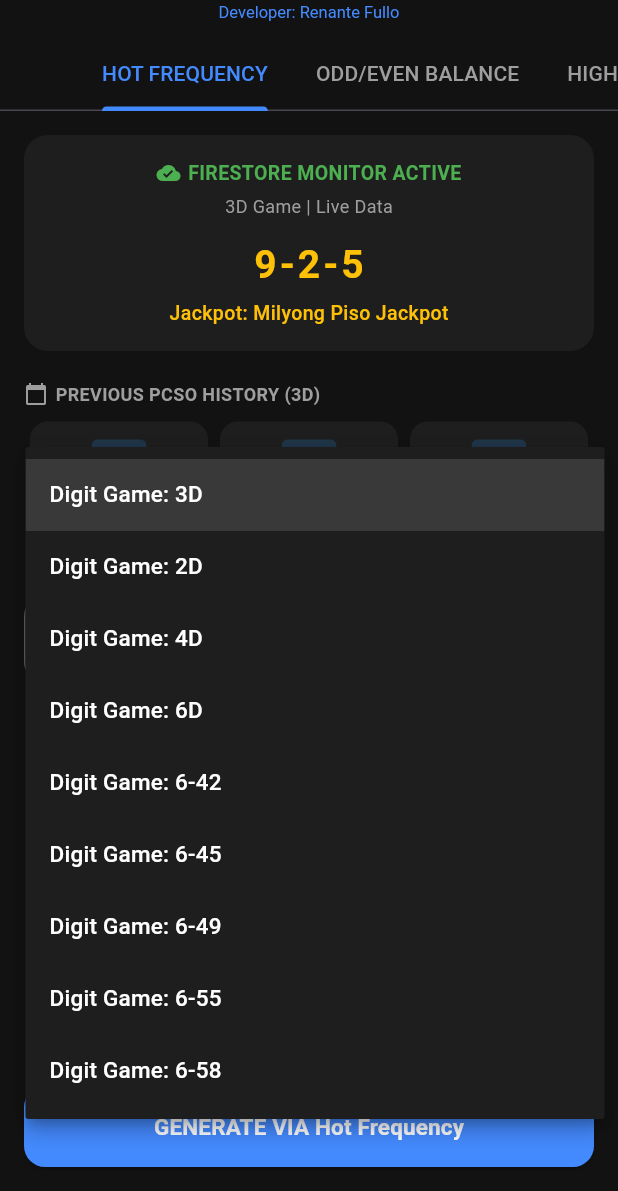
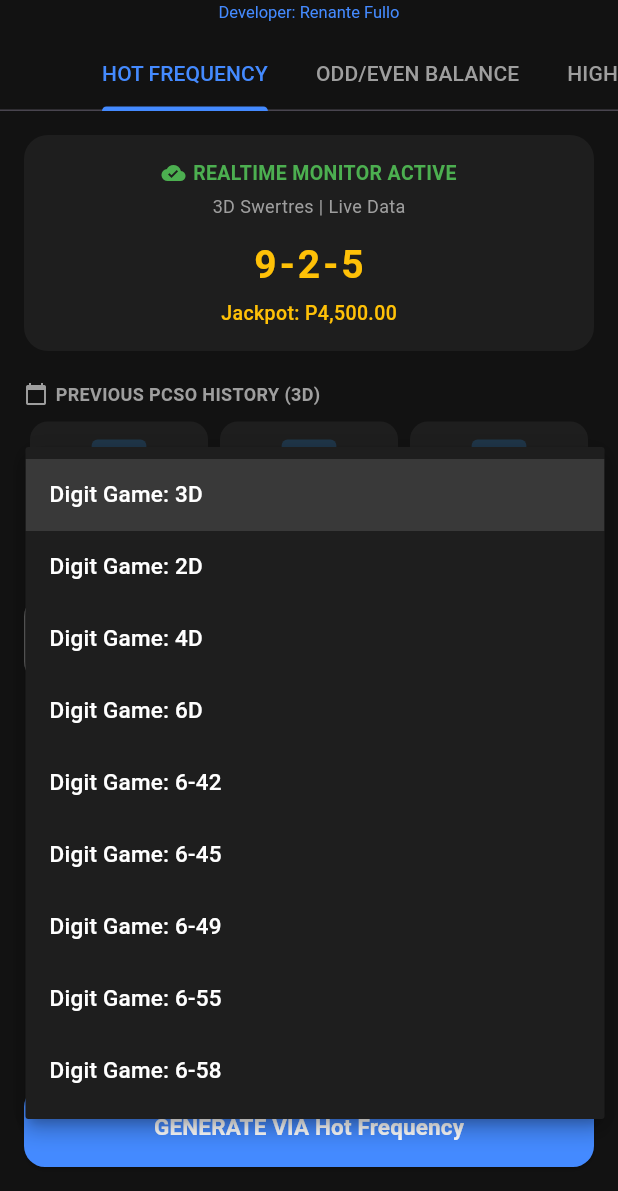
Before and after one commit to Saitama1978/lotto_picker, a Flutter app: the screen it shows after launch, after a tap on an icon or button, on a phone screen of 412 x 824 dp, the part 45-1236 px from its top. Run offline on Flutter 3.47's test engine with Material 3 defaults, Android fonts, the light colour scheme and no system bars; our stand-ins replace firebase_core, firebase_database; accounts and stored records are empty.

Commit message:
Update main.dart

```diff
--- a/lotto_picker/lib/main.dart
+++ b/lotto_picker/lib/main.dart
@@ -1,6 +1,6 @@
 import 'package:flutter/material.dart';
 import 'package:firebase_core/firebase_core.dart';
-import 'package:cloud_firestore/cloud_firestore.dart';
+import 'package:firebase_database/firebase_database.dart'; // 👈 Binalik sa Realtime Database
 import 'dart:math';
 
 void main() async {
@@ -10,6 +10,7 @@ void main() async {
       options: const FirebaseOptions(
         apiKey: 'AIzaSyA1B2C3D4E5F6G7H8I9J0K1L2M3N4O5P6Q',
         projectId: 'lotto-asintado',
+        databaseURL: 'https://lotto-asintado-default-rtdb.asia-southeast1.firebasedatabase.app', // 👈 Ikinabit sa Realtime URL mo
         appId: '1:458447298380:android:308fd26da180954e40b9e9',
         messagingSenderId: '458447298380',
         storageBucket: 'lotto-asintado.appspot.com',
@@ -60,7 +61,6 @@ class _HomeScreenState extends State<HomeScreen> with SingleTickerProviderStateM
   String history5pm = "4-7-1";
   String history9pm = "3-0-8";
 
-  // History Dates State
   String date2pm = "Today";
   String date5pm = "Today";
   String date9pm = "Today";
@@ -68,55 +68,41 @@ class _HomeScreenState extends State<HomeScreen> with SingleTickerProviderStateM
   String gameName = "3D Swertres";
   String jackpotPrize = "P4,500.00";
 
-  // 🎯 BAGONG STATE: Dito itatago ang Dynamic Hot Pool galing sa Cloud!
-  List<int> cloudHotPool = [5, 9, 2, 7, 0]; // Fallback if offline
+  // Dynamic Hot Pool Fallback
+  List<int> cloudHotPool = [5, 9, 2, 7, 0];
 
   @override
   void initState() {
     super.initState();
     _strategyTabController = TabController(length: strategies.length, vsync: this);
-    _listenToFirestore(selectedGameFreq);
+    _listenToRealtimeDB(selectedGameFreq);
   }
 
-  void _listenToFirestore(String game) {
-    FirebaseFirestore.instance.collection('pcso_data').doc(game).snapshots().listen((snapshot) {
+  void _listenToRealtimeDB(String game) {
+    // Kinukuha ang data mula sa sub-folder ng pcso_data sa Realtime Database
+    FirebaseDatabase.instance.ref().child('pcso_data').child(game).onValue.listen((event) {
       if (!mounted) return;
-      if (!snapshot.exists) {
-        _checkBackupCollection(game);
-        return;
-      }
-      _updateScreenData(game, snapshot.data());
+      final snapshot = event.snapshot;
+      if (!snapshot.exists || snapshot.value == null) return;
+
+      final data = Map<String, dynamic>.from(snapshot.value as Map);
+      _updateScreenData(game, data);
     });
   }
 
-  void _checkBackupCollection(String game) {
-    FirebaseFirestore.instance.collection('results').doc(game).snapshots().listen((snapshot) {
-      if (!mounted || !snapshot.exists) {
-        setState(() {
-          gameName = game.contains('-') ? "$game Lotto" : "$game Game";
-          jackpotPrize = "Milyong Piso Jackpot";
-        });
-        return;
-      }
-      _updateScreenData(game, snapshot.data());
-    });
-  }
+  void _updateScreenData(String game, Map<String, dynamic> data) {
+    setState(() {
+      String dbJackpot = (data['jackpot'] ?? '').toString();
 
-  void _updateScreenData(String game, Map<String, dynamic>? data) {
-    setState(() {
-      String dbJackpot = (data?['jackpot'] ?? '').toString();
-
-      // 🎯 UTOS PARA HUGUTIN ANG HOT POOL GALING SA FIRESTORE
-      if (data != null && data.containsKey('hot_pool')) {
+      // Pagkuha ng Hot Pool mula sa Realtime Database array or string
+      if (data.containsKey('hot_pool')) {
         var rawPool = data['hot_pool'];
         if (rawPool is List) {
           cloudHotPool = rawPool.map((e) => int.parse(e.toString())).toList();
         } else if (rawPool is String) {
-          // Kung string format tulad ng "5,9,2,7,0"
           cloudHotPool = rawPool.split(',').map((e) => int.parse(e.trim())).toList();
         }
       } else {
-        // Default fallbacks kung walang data sa database field
         if (game == '3D') cloudHotPool = [5, 9, 2, 7, 0];
         else if (game == '2D') cloudHotPool = [24, 11, 5, 17, 30];
         else cloudHotPool = [];
@@ -125,32 +111,32 @@ class _HomeScreenState extends State<HomeScreen> with SingleTickerProviderStateM
       if (game == '3D') {
         gameName = "3D Swertres";
         jackpotPrize = dbJackpot.isNotEmpty ? dbJackpot : "P4,500.00";
-        cloudResult = (data?['result'] ?? '9-2-5').toString();
+        cloudResult = (data['result'] ?? '9-2-5').toString();
 
-        history2pm = (data?['2pm'] ?? data?['history_2pm'] ?? '9-5-2').toString();
-        history5pm = (data?['5pm'] ?? data?['history_5pm'] ?? '4-7-1').toString();
-        history9pm = (data?['9pm'] ?? data?['history_9pm'] ?? '3-0-8').toString();
+        history2pm = (data['2pm'] ?? '9-5-2').toString();
+        history5pm = (data['5pm'] ?? '4-7-1').toString();
+        history9pm = (data['9pm'] ?? '3-0-8').toString();
 
-        date2pm = (data?['date_2pm'] ?? data?['2pm_date'] ?? 'Today').toString();
-        date5pm = (data?['date_5pm'] ?? data?['5pm_date'] ?? 'Today').toString();
-        date9pm = (data?['date_9pm'] ?? data?['9pm_date'] ?? 'Today').toString();
+        date2pm = (data['date_2pm'] ?? 'Today').toString();
+        date5pm = (data['date_5pm'] ?? 'Today').toString();
+        date9pm = (data['date_9pm'] ?? 'Today').toString();
 
       } else if (game == '2D') {
         gameName = "2D Lotto";
         jackpotPrize = dbJackpot.isNotEmpty ? dbJackpot : "P4,000.00";
-        cloudResult = (data?['result'] ?? '24-11').toString();
+        cloudResult = (data['result'] ?? '24-11').toString();
       } else if (game == '4D') {
         gameName = "4D Lotto";
         jackpotPrize = dbJackpot.isNotEmpty ? dbJackpot : "Minimum P10,000.00";
-        cloudResult = (data?['result'] ?? '1-2-3-4').toString();
+        cloudResult = (data['result'] ?? '1-2-3-4').toString();
       } else if (game == '6D') {
         gameName = "6D Lotto";
         jackpotPrize = dbJackpot.isNotEmpty ? dbJackpot : "Minimum P150,000.00";
-        cloudResult = (data?['result'] ?? '1-2-3-4-5-6').toString();
+        cloudResult = (data['result'] ?? '1-2-3-4-5-6').toString();
       } else {
         gameName = "$game Lotto";
         jackpotPrize = dbJackpot.isNotEmpty ? dbJackpot : "P20,000,000.00+";
-        cloudResult = (data?['result'] ?? '00-00-00-00-00-00').toString();
+        cloudResult = (data['result'] ?? '00-00-00-00-00-00').toString();
       }
     });
   }
@@ -159,7 +145,6 @@ class _HomeScreenState extends State<HomeScreen> with SingleTickerProviderStateM
     final random = Random();
     setState(() {
       if (selectedGameFreq == '3D') {
-        // 🎯 GAGAMITIN ANG LATEST HOT POOL GALING SA DATABASE
         List<int> pool = cloudHotPool.isNotEmpty ? cloudHotPool : [5, 9, 2, 7, 0];
         generatedNumbers = List.generate(3, (_) => pool[random.nextInt(pool.length)]);
       } else if (selectedGameFreq == '2D') {
@@ -176,8 +161,6 @@ class _HomeScreenState extends State<HomeScreen> with SingleTickerProviderStateM
       } else {
         int maxNumber = int.parse(selectedGameFreq.split('-')[1]);
         Set<int> numbersSet = {};
-
-        // Kung may nakalaang hot pool galing sa cloud para sa malalaking laro, ibabagay nito
         if (cloudHotPool.length >= 6) {
           while (numbersSet.length < 6) {
             numbersSet.add(cloudHotPool[random.nextInt(cloudHotPool.length)]);
@@ -240,7 +223,7 @@ class _HomeScreenState extends State<HomeScreen> with SingleTickerProviderStateM
                           children: const [
                             Icon(Icons.cloud_done, color: Colors.green, size: 16),
                             SizedBox(width: 5),
-                            Text('FIRESTORE MONITOR ACTIVE', style: TextStyle(color: Colors.green, fontWeight: FontWeight.bold, fontSize: 13)),
+                            Text('REALTIME MONITOR ACTIVE', style: TextStyle(color: Colors.green, fontWeight: FontWeight.bold, fontSize: 13)),
                           ],
                         ),
                         const SizedBox(height: 4),
@@ -296,7 +279,7 @@ class _HomeScreenState extends State<HomeScreen> with SingleTickerProviderStateM
                           setState(() {
                             selectedGameFreq = value!;
                             generatedNumbers = [];
-                            _listenToFirestore(selectedGameFreq);
+                            _listenToRealtimeDB(selectedGameFreq);
                           });
                         },
                       ),
```
